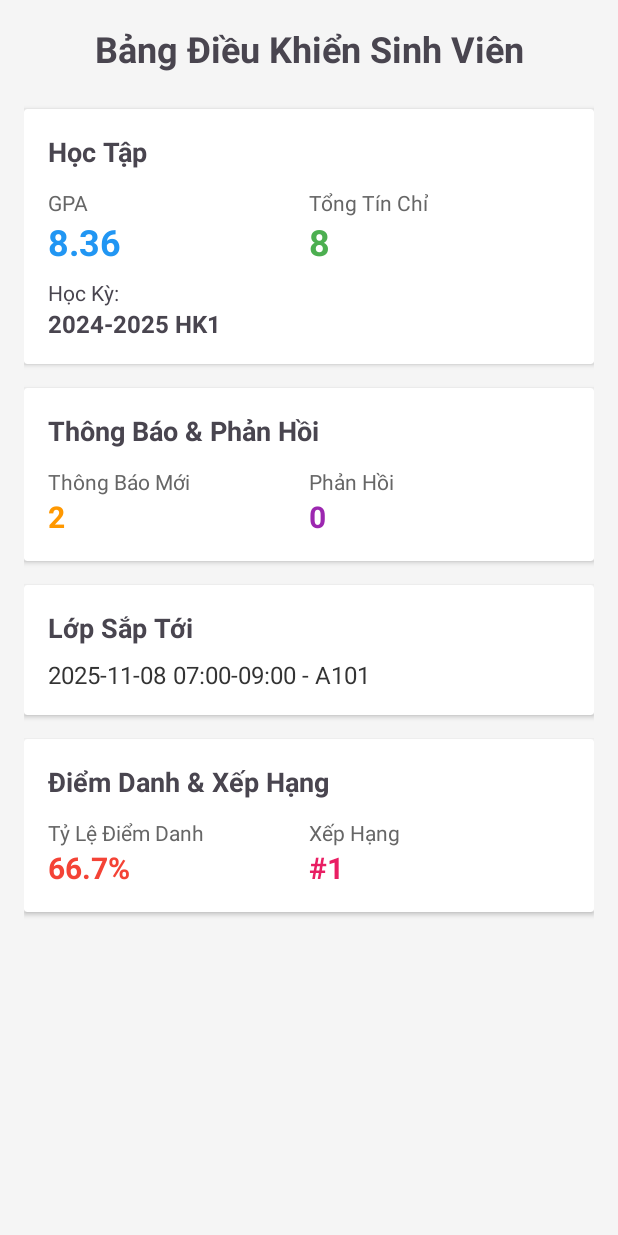
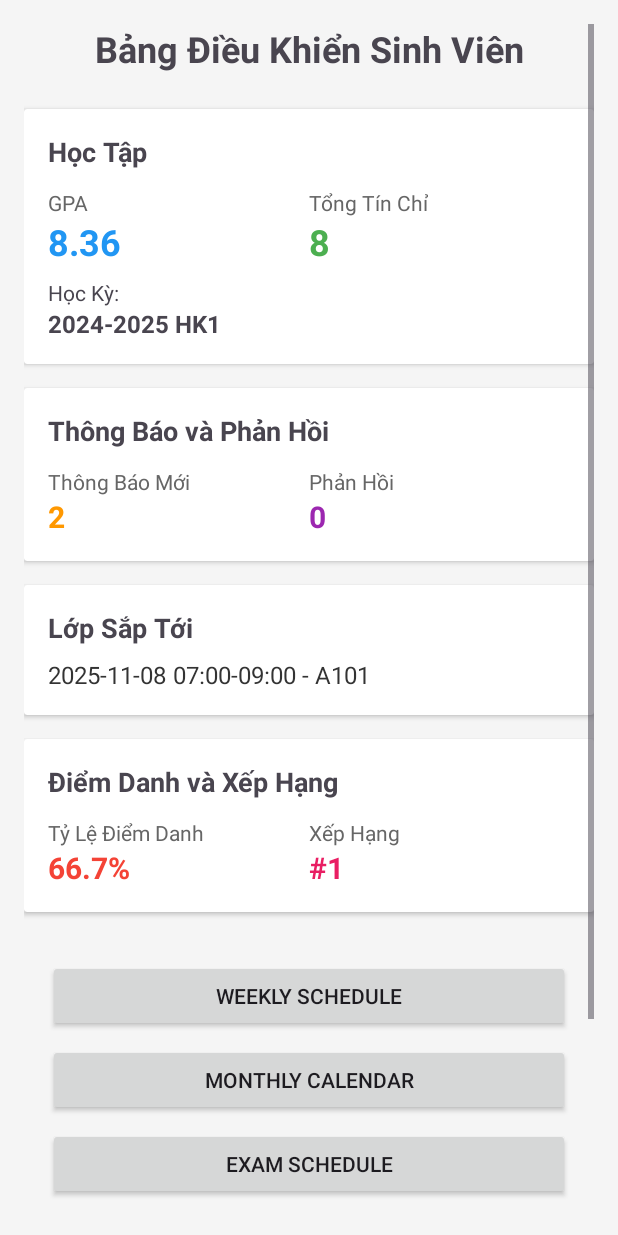
Before and after one commit to dminhtan03/PRM_FUACADEMY, an Android app: the StudentDashboardActivity screen opened directly, with no data from a screen before it, on a phone screen of 412 x 824 dp. Run offline under Robolectric (Android 15) with nearby library versions, the phone set to English and light mode, and no system bars; our stand-ins replace Room's generated code.

Commit message:
Attendance Detai

```diff
--- a/FU_Academy/app/src/main/java/com/example/fu_academy/activity/StudentDashboardActivity.java
+++ b/FU_Academy/app/src/main/java/com/example/fu_academy/activity/StudentDashboardActivity.java
@@ -3,7 +3,9 @@ package com.example.fu_academy.activity;
 import android.content.Intent;
 import android.content.SharedPreferences;
 import android.os.Bundle;
+import android.widget.Button;
 import android.widget.TextView;
+
 import androidx.activity.ComponentActivity;
 import androidx.lifecycle.ViewModelProvider;
 
@@ -16,12 +18,17 @@ public class StudentDashboardActivity extends ComponentActivity {
     private TextView tvGPA, tvTotalCredits, tvSemester, tvNotificationCount;
     private TextView tvUpcomingClass, tvAttendanceRate, tvRank, tvFeedbackCount;
 
+    private Button btnWeeklySchedule, btnMonthlyCalendar, btnExamSchedule,
+            btnAttendanceDetail, btnAcademicSummary, btnFeedbackForm;
+
     @Override
     protected void onCreate(Bundle savedInstanceState) {
         super.onCreate(savedInstanceState);
         setContentView(R.layout.activity_student_dashboard);
 
         initViews();
+        initButtons();
+
         viewModel = new ViewModelProvider(this).get(StudentDashboardViewModel.class);
 
         // Get student ID from SharedPreferences or Intent
@@ -33,6 +40,9 @@ public class StudentDashboardActivity extends ComponentActivity {
 
         // Observe LiveData
         observeData();
+
+        // Set button click listeners
+        setupButtonListeners();
     }
 
     private void initViews() {
@@ -44,6 +54,24 @@ public class StudentDashboardActivity extends ComponentActivity {
         tvAttendanceRate = findViewById(R.id.tvAttendanceRate);
         tvRank = findViewById(R.id.tvRank);
         tvFeedbackCount = findViewById(R.id.tvFeedbackCount);
+    }
+
+    private void initButtons() {
+        btnWeeklySchedule = findViewById(R.id.btnWeeklySchedule);
+        btnMonthlyCalendar = findViewById(R.id.btnMonthlyCalendar);
+        btnExamSchedule = findViewById(R.id.btnExamSchedule);
+        btnAttendanceDetail = findViewById(R.id.btnAttendanceDetail);
+        btnAcademicSummary = findViewById(R.id.btnAcademicSummary);
+        btnFeedbackForm = findViewById(R.id.btnFeedbackForm);
+    }
+
+    private void setupButtonListeners() {
+        btnWeeklySchedule.setOnClickListener(v -> startActivity(new Intent(this, WeeklyScheduleActivity.class)));
+        btnMonthlyCalendar.setOnClickListener(v -> startActivity(new Intent(this, MonthlyCalendarActivity.class)));
+        btnExamSchedule.setOnClickListener(v -> startActivity(new Intent(this, ExamScheduleActivity.class)));
+        btnAttendanceDetail.setOnClickListener(v -> startActivity(new Intent(this, AttendanceDetailActivity.class)));
+        btnAcademicSummary.setOnClickListener(v -> startActivity(new Intent(this, AcademicSummaryActivity.class)));
+        btnFeedbackForm.setOnClickListener(v -> startActivity(new Intent(this, FeedbackFormActivity.class)));
     }
 
     private void observeData() {
--- a/FU_Academy/app/src/main/res/layout/activity_student_dashboard.xml
+++ b/FU_Academy/app/src/main/res/layout/activity_student_dashboard.xml
@@ -94,7 +94,7 @@
                 </LinearLayout>
 
                 <TextView
-                    android:text="Học Kỳ: "
+                    android:text="Học Kỳ:"
                     android:textSize="14sp"
                     android:layout_width="wrap_content"
                     android:layout_height="wrap_content"
@@ -124,7 +124,7 @@
                 android:padding="16dp">
 
                 <TextView
-                    android:text="Thông Báo &amp; Phản Hồi"
+                    android:text="Thông Báo và Phản Hồi"
                     android:textSize="18sp"
                     android:textStyle="bold"
                     android:layout_width="wrap_content"
@@ -230,7 +230,7 @@
                 android:padding="16dp">
 
                 <TextView
-                    android:text="Điểm Danh &amp; Xếp Hạng"
+                    android:text="Điểm Danh và Xếp Hạng"
                     android:textSize="18sp"
                     android:textStyle="bold"
                     android:layout_width="wrap_content"
@@ -291,5 +291,55 @@
             </LinearLayout>
         </androidx.cardview.widget.CardView>
 
+        <!-- Buttons for navigation -->
+        <LinearLayout
+            android:layout_width="match_parent"
+            android:layout_height="wrap_content"
+            android:orientation="vertical"
+            android:padding="16dp"
+            android:gravity="center">
+
+            <Button
+                android:id="@+id/btnWeeklySchedule"
+                android:layout_width="match_parent"
+                android:layout_height="wrap_content"
+                android:text="Weekly Schedule"
+                android:layout_marginBottom="8dp"/>
+
+            <Button
+                android:id="@+id/btnMonthlyCalendar"
+                android:layout_width="match_parent"
+                android:layout_height="wrap_content"
+                android:text="Monthly Calendar"
+                android:layout_marginBottom="8dp"/>
+
+            <Button
+                android:id="@+id/btnExamSchedule"
+                android:layout_width="match_parent"
+                android:layout_height="wrap_content"
+                android:text="Exam Schedule"
+                android:layout_marginBottom="8dp"/>
+
+            <Button
+                android:id="@+id/btnAttendanceDetail"
+                android:layout_width="match_parent"
+                android:layout_height="wrap_content"
+                android:text="Attendance Detail"
+                android:layout_marginBottom="8dp"/>
+
+            <Button
+                android:id="@+id/btnAcademicSummary"
+                android:layout_width="match_parent"
+                android:layout_height="wrap_content"
+                android:text="Academic Summary"
+                android:layout_marginBottom="8dp"/>
+
+            <Button
+                android:id="@+id/btnFeedbackForm"
+                android:layout_width="match_parent"
+                android:layout_height="wrap_content"
+                android:text="Feedback Form"/>
+        </LinearLayout>
+
     </LinearLayout>
 </ScrollView>
```
